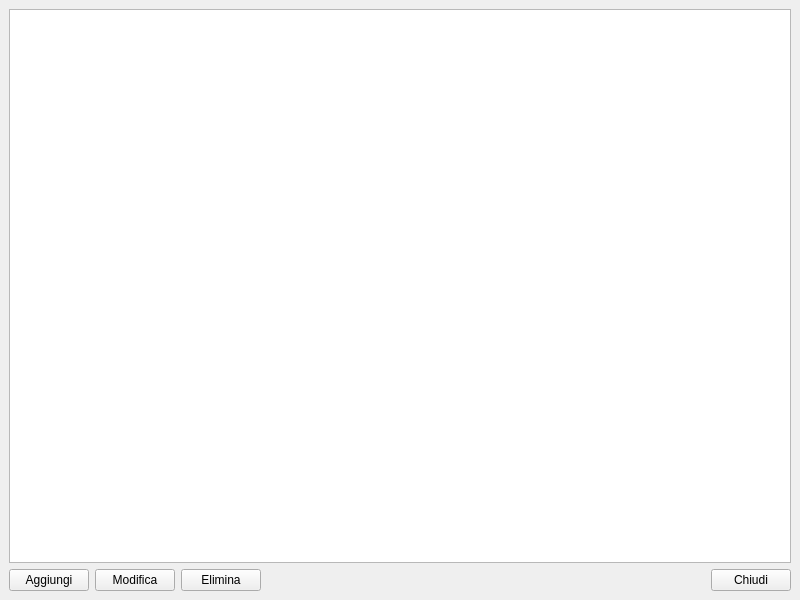
Before: the Qt Designer form modulePrimaNota/primanotawindow.ui in kvsd/Gestionale, drawn with Qt 5.
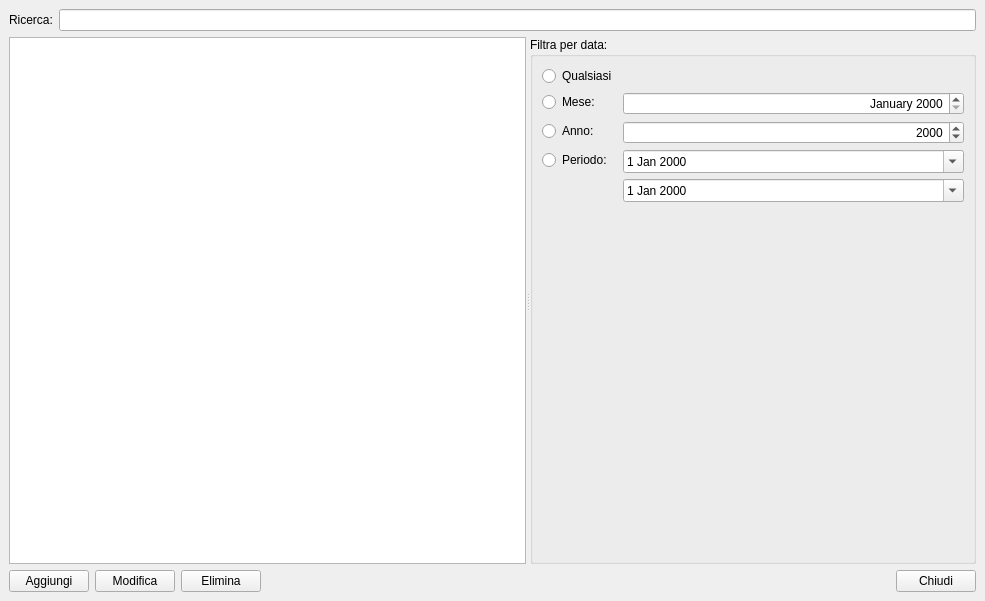
After: the same form once the commit is applied.

What changed in the file:
```diff
--- a/modulePrimaNota/primanotawindow.ui
+++ b/modulePrimaNota/primanotawindow.ui
@@ -6,32 +6,155 @@
    <rect>
     <x>0</x>
     <y>0</y>
-    <width>800</width>
-    <height>600</height>
+    <width>985</width>
+    <height>601</height>
    </rect>
   </property>
   <property name="windowTitle">
    <string>Prima nota</string>
   </property>
   <widget class="QWidget" name="centralwidget">
-   <layout class="QVBoxLayout" name="verticalLayout">
+   <layout class="QVBoxLayout" name="verticalLayout" stretch="0,1,0">
     <item>
-     <widget class="QTableView" name="noteTableView">
-      <property name="editTriggers">
-       <set>QAbstractItemView::NoEditTriggers</set>
+     <layout class="QHBoxLayout" name="horizontalLayout_2">
+      <item>
+       <widget class="QLabel" name="label">
+        <property name="text">
+         <string>Ricerca:</string>
+        </property>
+       </widget>
+      </item>
+      <item>
+       <widget class="QLineEdit" name="searchLineEdit"/>
+      </item>
+     </layout>
+    </item>
+    <item>
+     <widget class="QSplitter" name="splitter">
+      <property name="orientation">
+       <enum>Qt::Horizontal</enum>
       </property>
-      <property name="alternatingRowColors">
-       <bool>true</bool>
-      </property>
-      <property name="selectionMode">
-       <enum>QAbstractItemView::SingleSelection</enum>
-      </property>
-      <property name="selectionBehavior">
-       <enum>QAbstractItemView::SelectRows</enum>
-      </property>
-      <attribute name="horizontalHeaderStretchLastSection">
-       <bool>true</bool>
-      </attribute>
+      <widget class="QTableView" name="noteTableView">
+       <property name="editTriggers">
+        <set>QAbstractItemView::NoEditTriggers</set>
+       </property>
+       <property name="alternatingRowColors">
+        <bool>true</bool>
+       </property>
+       <property name="selectionMode">
+        <enum>QAbstractItemView::SingleSelection</enum>
+       </property>
+       <property name="selectionBehavior">
+        <enum>QAbstractItemView::SelectRows</enum>
+       </property>
+       <attribute name="horizontalHeaderStretchLastSection">
+        <bool>true</bool>
+       </attribute>
+      </widget>
+      <widget class="QGroupBox" name="groupBox">
+       <property name="title">
+        <string>Filtra per data:</string>
+       </property>
+       <layout class="QVBoxLayout" name="verticalLayout_2">
+        <item>
+         <layout class="QFormLayout" name="formLayout">
+          <property name="fieldGrowthPolicy">
+           <enum>QFormLayout::AllNonFixedFieldsGrow</enum>
+          </property>
+          <property name="rowWrapPolicy">
+           <enum>QFormLayout::DontWrapRows</enum>
+          </property>
+          <property name="labelAlignment">
+           <set>Qt::AlignLeading|Qt::AlignLeft|Qt::AlignVCenter</set>
+          </property>
+          <item row="0" column="0">
+           <widget class="QRadioButton" name="allRadioButton">
+            <property name="text">
+             <string>Qualsiasi</string>
+            </property>
+           </widget>
+          </item>
+          <item row="1" column="0">
+           <widget class="QRadioButton" name="monthRadioButton">
+            <property name="text">
+             <string>Mese:</string>
+            </property>
+           </widget>
+          </item>
+          <item row="1" column="1">
+           <widget class="QDateEdit" name="monthDateEdit">
+            <property name="alignment">
+             <set>Qt::AlignRight|Qt::AlignTrailing|Qt::AlignVCenter</set>
+            </property>
+            <property name="accelerated">
+             <bool>false</bool>
+            </property>
+            <property name="currentSection">
+             <enum>QDateTimeEdit::MonthSection</enum>
+            </property>
+            <property name="displayFormat">
+             <string>MMMM yyyy</string>
+            </property>
+            <property name="calendarPopup">
+             <bool>false</bool>
+            </property>
+           </widget>
+          </item>
+          <item row="2" column="1">
+           <widget class="QDateEdit" name="yearDateEdit">
+            <property name="alignment">
+             <set>Qt::AlignRight|Qt::AlignTrailing|Qt::AlignVCenter</set>
+            </property>
+            <property name="displayFormat">
+             <string>yyyy</string>
+            </property>
+           </widget>
+          </item>
+          <item row="2" column="0">
+           <widget class="QRadioButton" name="yearRadioButton">
+            <property name="text">
+             <string>Anno:</string>
+            </property>
+           </widget>
+          </item>
+          <item row="3" column="1">
+           <widget class="QDateEdit" name="dateEdit">
+            <property name="calendarPopup">
+             <bool>true</bool>
+            </property>
+           </widget>
+          </item>
+          <item row="4" column="1">
+           <widget class="QDateEdit" name="dateEdit_2">
+            <property name="calendarPopup">
+             <bool>true</bool>
+            </property>
+           </widget>
+          </item>
+          <item row="3" column="0">
+           <widget class="QRadioButton" name="radioButton">
+            <property name="text">
+             <string>Periodo:</string>
+            </property>
+           </widget>
+          </item>
+         </layout>
+        </item>
+        <item>
+         <spacer name="verticalSpacer">
+          <property name="orientation">
+           <enum>Qt::Vertical</enum>
+          </property>
+          <property name="sizeHint" stdset="0">
+           <size>
+            <width>20</width>
+            <height>40</height>
+           </size>
+          </property>
+         </spacer>
+        </item>
+       </layout>
+      </widget>
      </widget>
     </item>
     <item>
```
Left out of the diff: 4 changed lines with no effect on the pictures.
